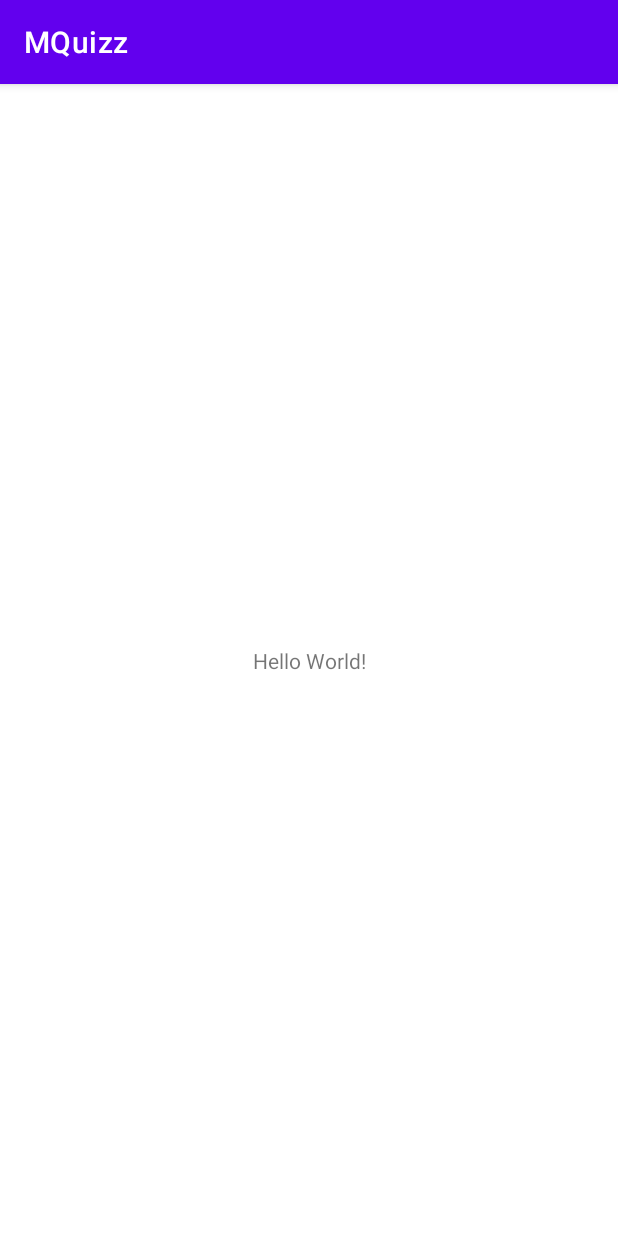
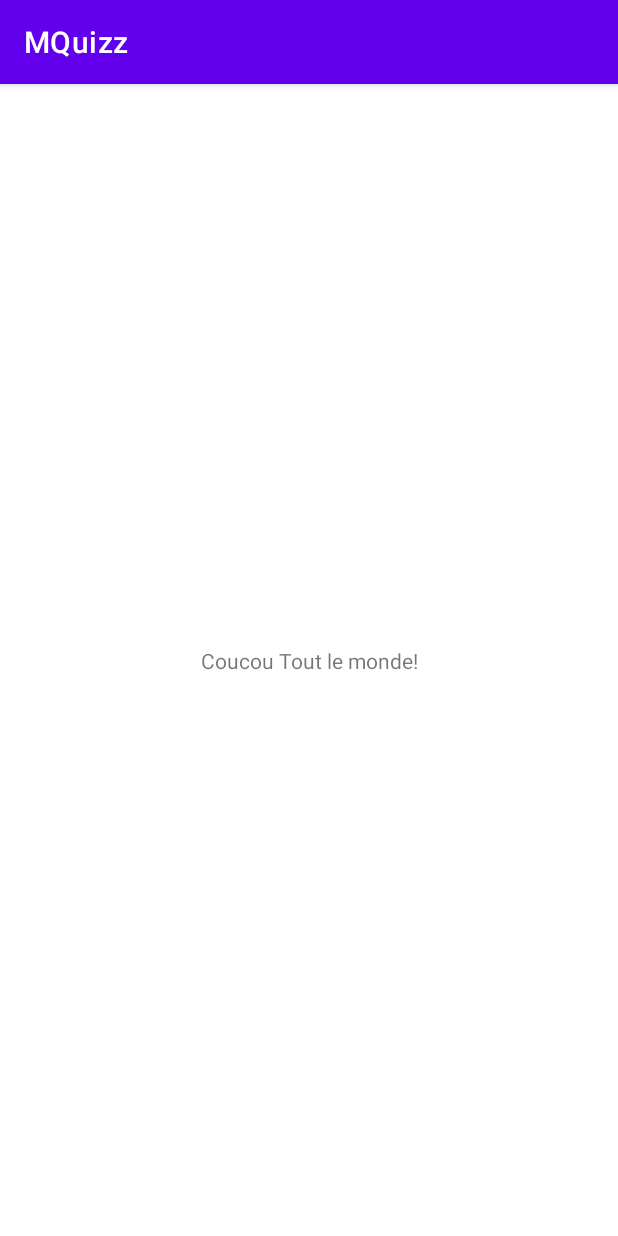
Before and after one commit to cheikhkeydi/MQuizz, an Android app: the screen it shows after launch (MainActivity), on a phone screen of 412 x 824 dp. Run offline under Robolectric (Android 15) with nearby library versions, the phone set to English and light mode, and no system bars.

Commit message:
j'ai fait coucou tout le monde!

```diff
--- a/app/src/main/res/layout/activity_main.xml
+++ b/app/src/main/res/layout/activity_main.xml
@@ -9,7 +9,7 @@
     <TextView
         android:layout_width="wrap_content"
         android:layout_height="wrap_content"
-        android:text="Hello World!"
+        android:text="Coucou Tout le monde!"
         app:layout_constraintBottom_toBottomOf="parent"
         app:layout_constraintLeft_toLeftOf="parent"
         app:layout_constraintRight_toRightOf="parent"
```
